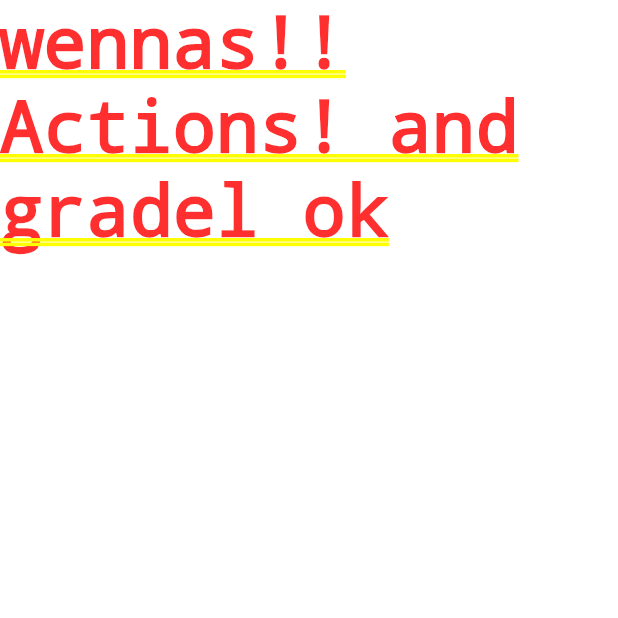
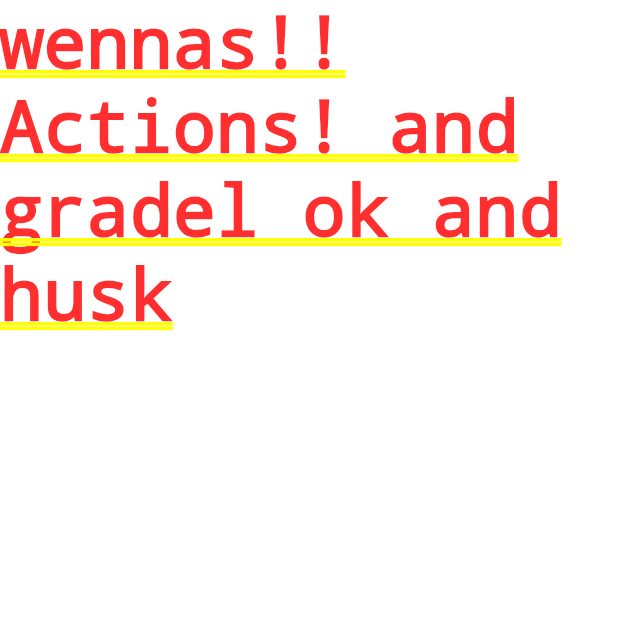
Before and after one commit to EstebanGitPro/Black_Moto, a Flutter app: the screen it shows after launch, on a phone screen of 412 x 824 dp, the top half of it. Run offline on Flutter 3.47's test engine with Material 3 defaults, Android fonts, the phone set to English and light mode, and no system bars.

```diff
--- a/lib/main.dart
+++ b/lib/main.dart
@@ -10,7 +10,7 @@ class MyApp extends StatelessWidget {
   @override
   Widget build(BuildContext context) {
     return const MaterialApp(
-      home: Text('wennas!! Actions! and gradel ok'),
+      home: Text('wennas!! Actions! and gradel ok and husk'),
     );
   }
 }
--- a/pubspec.yaml
+++ b/pubspec.yaml
@@ -47,6 +47,8 @@ dev_dependencies:
   # rules and activating additional ones.
   flutter_lints: ^3.0.0
   dart_pre_commit: ^5.4.0
+  husky: ^0.1.7
+  test: ^1.25.8
 
 # For information on the generic Dart part of this file, see the
 # following page: https://dart.dev/tools/pub/pubspec
```
Also changed, not shown: pubspec.lock, 3 other files.
